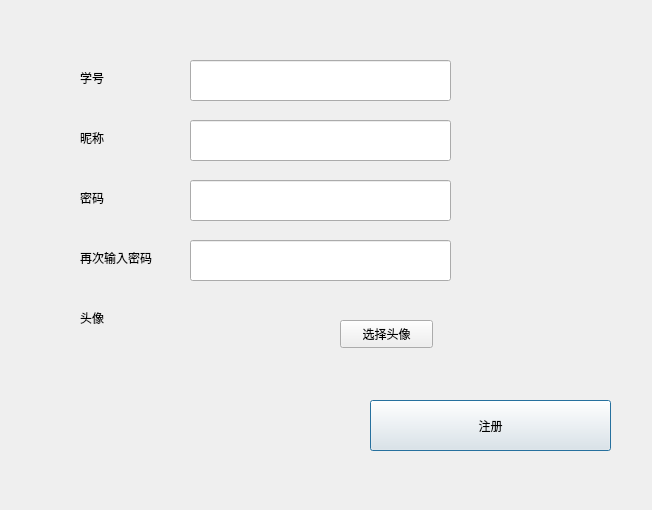
This is ui/registerWindowUi.ui in TYSND/SchoolSNS as Qt 5 draws it before an edit. The edited form follows.
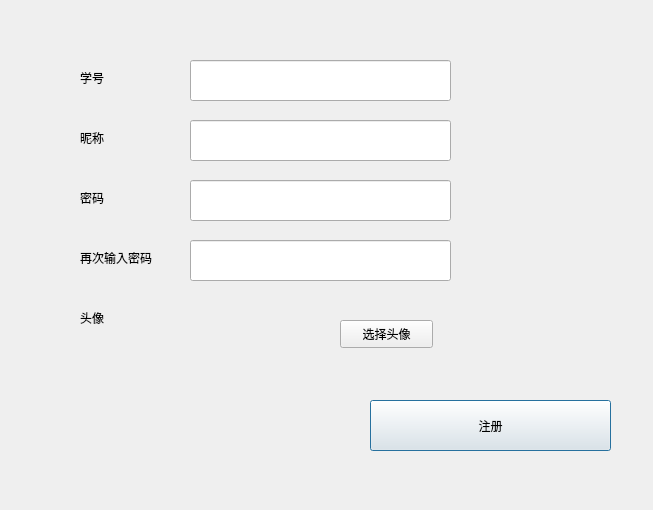
This is the edited form.

The edit to the form file:
```diff
--- a/ui/registerWindowUi.ui
+++ b/ui/registerWindowUi.ui
@@ -6,7 +6,7 @@
    <rect>
     <x>0</x>
     <y>0</y>
-    <width>652</width>
+    <width>653</width>
     <height>510</height>
    </rect>
   </property>
```
